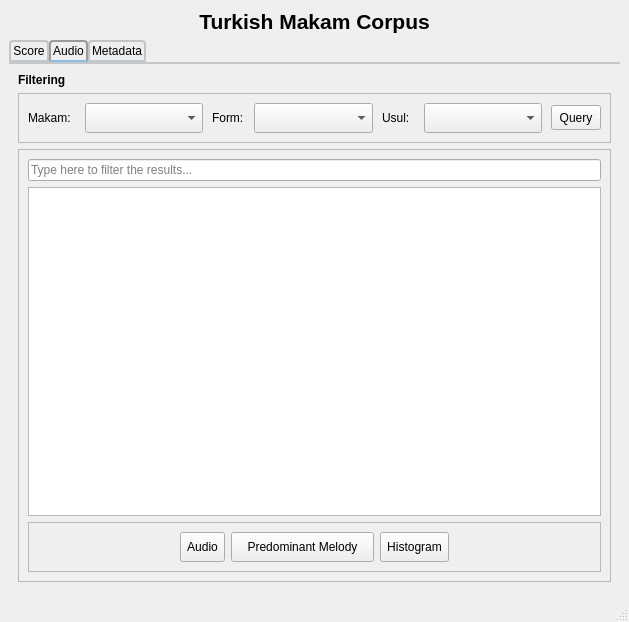
Before: the Qt Designer form ui_files/qt_designs/makam_main.ui in MTG/dunya-desktop, drawn with Qt 5.
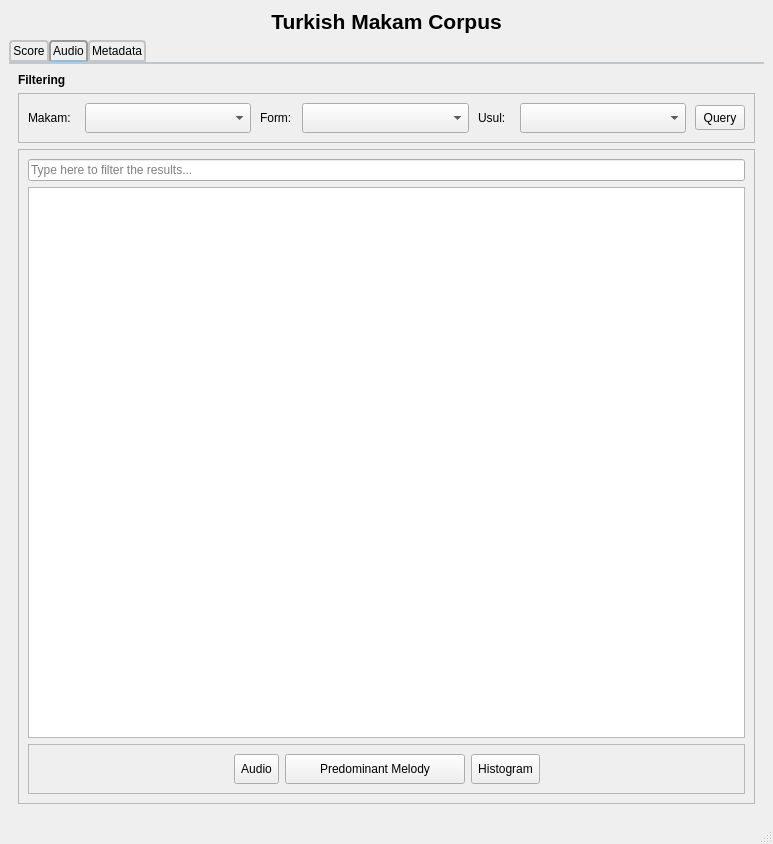
After: the same form once the commit is applied. Icons and pictures are not drawn.

Commit message: New images and design

What changed in the file:
```diff
--- a/ui_files/qt_designs/makam_main.ui
+++ b/ui_files/qt_designs/makam_main.ui
@@ -6,8 +6,8 @@
    <rect>
     <x>0</x>
     <y>0</y>
-    <width>629</width>
-    <height>622</height>
+    <width>773</width>
+    <height>844</height>
    </rect>
   </property>
   <property name="baseSize">
@@ -342,7 +342,11 @@
               </widget>
              </item>
              <item>
-              <widget class="QTableView" name="tableView_results"/>
+              <widget class="QTableView" name="tableView_results">
+               <property name="styleSheet">
+                <string notr="true"/>
+               </property>
+              </widget>
              </item>
             </layout>
            </item>
```
Left out of the diff: 2 changed lines with no effect on the pictures. The commit also changes 2 other files.
